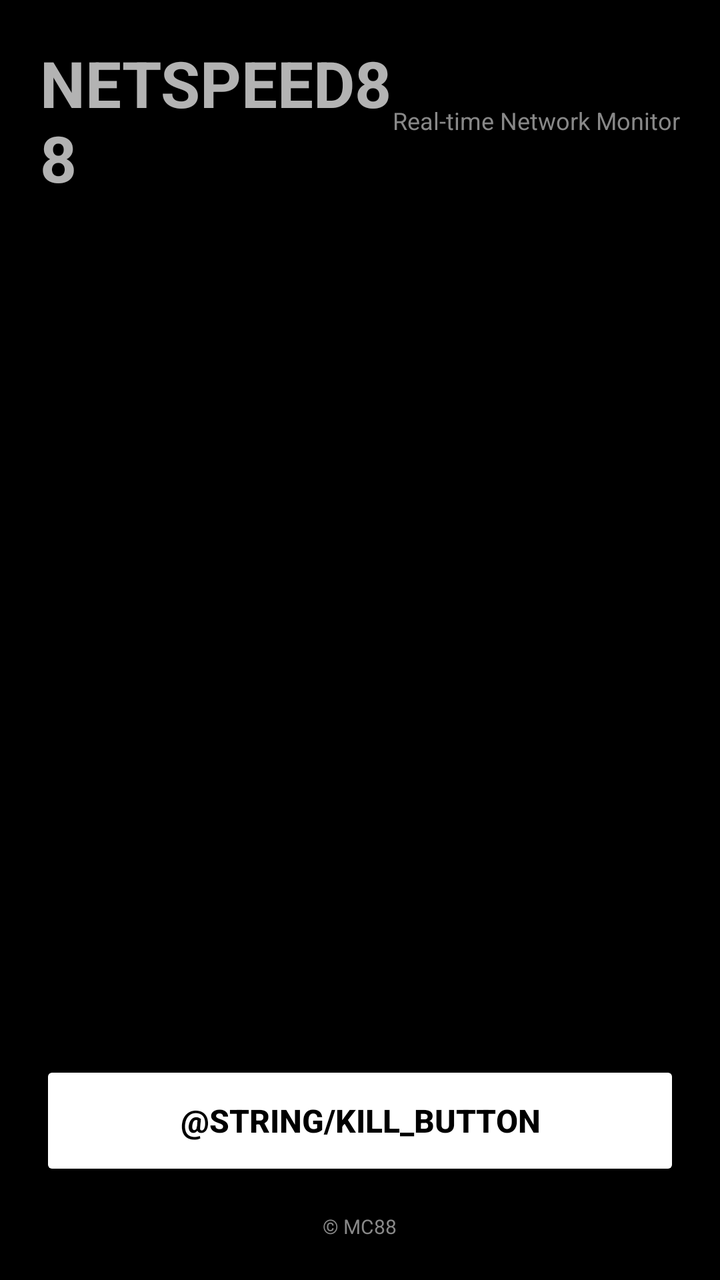
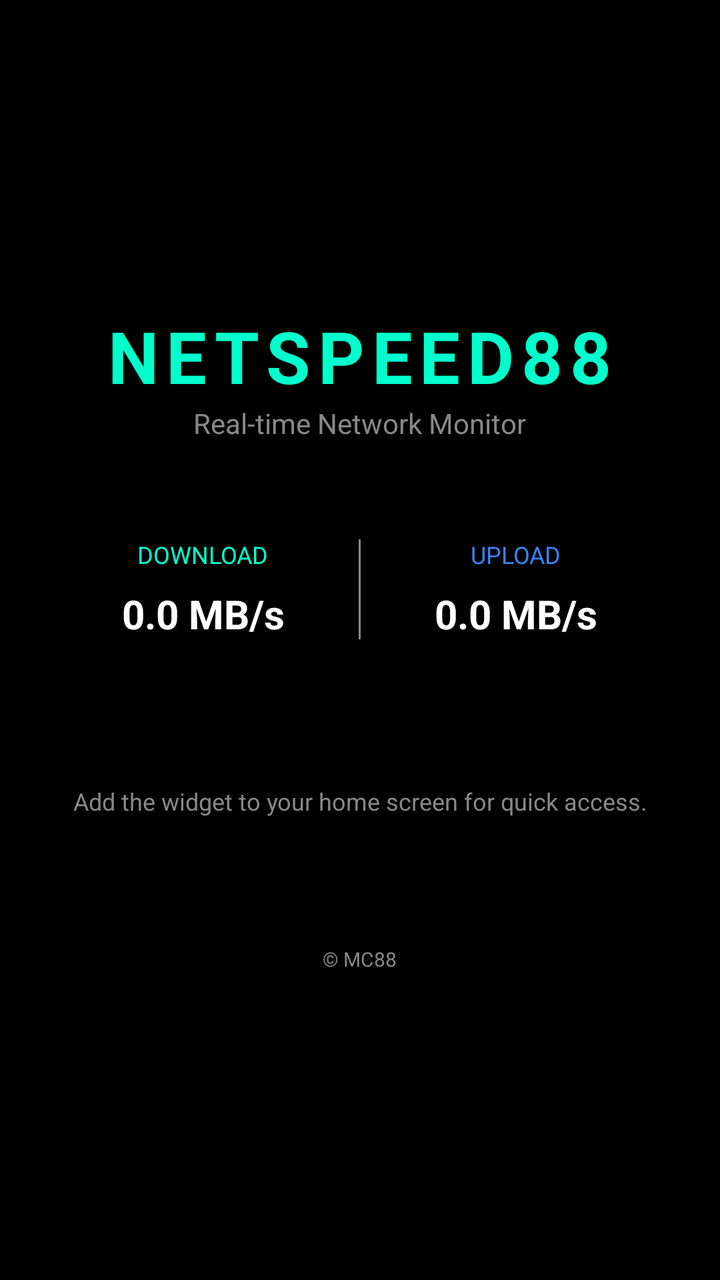

Screens rendered from an Android XML layout before and after an edit, with the pre-edit source and the edit as a unified diff.
<!-- AndroidManifest.xml: application theme Theme.NetSpeed88 -->
<!-- res/layout/activity_main.xml -->
<?xml version="1.0" encoding="utf-8"?>
<LinearLayout xmlns:android="http://schemas.android.com/apk/res/android"
    xmlns:app="http://schemas.android.com/apk/res-auto"
    android:layout_width="match_parent"
    android:layout_height="match_parent"
    android:orientation="vertical"
    android:background="@color/bg_main"
    android:padding="20dp">

    <LinearLayout
        android:layout_width="match_parent"
        android:layout_height="wrap_content"
        android:orientation="horizontal"
        android:gravity="center_vertical"
        android:layout_marginBottom="24dp">

        <TextView
            android:layout_width="0dp"
            android:layout_height="wrap_content"
            android:layout_weight="1"
            android:text="@string/title"
            android:textColor="@color/accent"
            android:textSize="32sp"
            android:textStyle="bold" />

        <TextView
            android:layout_width="wrap_content"
            android:layout_height="wrap_content"
            android:text="@string/subtitle"
            android:textColor="@color/text_secondary"
            android:textSize="12sp" />
    </LinearLayout>

    <androidx.recyclerview.widget.RecyclerView
        android:id="@+id/recyclerView"
        android:layout_width="match_parent"
        android:layout_height="0dp"
        android:layout_weight="1"
        android:clipToPadding="false"
        android:paddingBottom="16dp" />

    <Button
        android:id="@+id/btnKill"
        android:layout_width="match_parent"
        android:layout_height="60dp"
        android:text="@string/kill_button"
        android:textColor="@color/bg_main"
        android:textStyle="bold"
        android:textSize="16sp"
        app:backgroundTint="@color/accent"
        android:layout_marginTop="8dp" />

    <TextView
        android:layout_width="wrap_content"
        android:layout_height="wrap_content"
        android:text="@string/copyright"
        android:textColor="@color/text_secondary"
        android:textSize="10sp"
        android:layout_gravity="center_horizontal"
        android:layout_marginTop="16dp" />

</LinearLayout>
<!-- resources referenced by this layout -->
<resources>
  <color name="bg_main">#000000</color>
  <color name="text_secondary">#888888</color>
  <string name="copyright">© MC88</string>
  <string name="subtitle">Real-time Network Monitor</string>
  <string name="title">NETSPEED88</string>
  <style name="Theme.NetSpeed88" parent="Theme.AppCompat.NoActionBar">
          <item name="android:windowBackground">@color/bg_main</item>
          <item name="android:statusBarColor">@color/bg_main</item>
          <item name="android:navigationBarColor">@color/bg_main</item>
          <item name="android:textColorPrimary">@color/text_primary</item>
          <item name="android:textColorSecondary">@color/text_secondary</item>
          <item name="android:forceDarkAllowed">false</item>
      </style>
  <color name="text_primary">#FFFFFF</color>
</resources>

<!-- the commit's change to res/layout/activity_main.xml (unified diff, before → after) -->
@@ -1,54 +1,100 @@
 <?xml version="1.0" encoding="utf-8"?>
 <LinearLayout xmlns:android="http://schemas.android.com/apk/res/android"
-    xmlns:app="http://schemas.android.com/apk/res-auto"
     android:layout_width="match_parent"
     android:layout_height="match_parent"
     android:orientation="vertical"
     android:background="@color/bg_main"
-    android:padding="20dp">
+    android:gravity="center"
+    android:padding="24dp">
+
+    <TextView
+        android:layout_width="wrap_content"
+        android:layout_height="wrap_content"
+        android:text="@string/title"
+        android:textColor="@color/accent_green"
+        android:textSize="36sp"
+        android:textStyle="bold"
+        android:letterSpacing="0.1" />
+
+    <TextView
+        android:layout_width="wrap_content"
+        android:layout_height="wrap_content"
+        android:text="@string/subtitle"
+        android:textColor="@color/text_secondary"
+        android:textSize="14sp"
+        android:layout_marginBottom="48dp" />
 
     <LinearLayout
         android:layout_width="match_parent"
         android:layout_height="wrap_content"
         android:orientation="horizontal"
-        android:gravity="center_vertical"
+        android:gravity="center"
         android:layout_marginBottom="24dp">
 
-        <TextView
+        <LinearLayout
             android:layout_width="0dp"
             android:layout_height="wrap_content"
             android:layout_weight="1"
-            android:text="@string/title"
-            android:textColor="@color/accent"
-            android:textSize="32sp"
-            android:textStyle="bold" />
+            android:orientation="vertical"
+            android:gravity="center">
 
-        <TextView
-            android:layout_width="wrap_content"
+            <TextView
+                android:layout_width="wrap_content"
+                android:layout_height="wrap_content"
+                android:text="@string/download_label"
+                android:textColor="@color/accent_green"
+                android:textSize="12sp" />
+
+            <TextView
+                android:id="@+id/tvDownload"
+                android:layout_width="wrap_content"
+                android:layout_height="wrap_content"
+                android:text="0.0 MB/s"
+                android:textColor="@color/text_primary"
+                android:textSize="20sp"
+                android:textStyle="bold"
+                android:layout_marginTop="8dp" />
+        </LinearLayout>
+
+        <View
+            android:layout_width="1dp"
+            android:layout_height="50dp"
+            android:background="@color/text_secondary" />
+
+        <LinearLayout
+            android:layout_width="0dp"
             android:layout_height="wrap_content"
-            android:text="@string/subtitle"
-            android:textColor="@color/text_secondary"
-            android:textSize="12sp" />
+            android:layout_weight="1"
+            android:orientation="vertical"
+            android:gravity="center">
+
+            <TextView
+                android:layout_width="wrap_content"
+                android:layout_height="wrap_content"
+                android:text="@string/upload_label"
+                android:textColor="@color/accent_blue"
+                android:textSize="12sp" />
+
+            <TextView
+                android:id="@+id/tvUpload"
+                android:layout_width="wrap_content"
+                android:layout_height="wrap_content"
+                android:text="0.0 MB/s"
+                android:textColor="@color/text_primary"
+                android:textSize="20sp"
+                android:textStyle="bold"
+                android:layout_marginTop="8dp" />
+        </LinearLayout>
     </LinearLayout>
 
-    <androidx.recyclerview.widget.RecyclerView
-        android:id="@+id/recyclerView"
-        android:layout_width="match_parent"
-        android:layout_height="0dp"
-        android:layout_weight="1"
-        android:clipToPadding="false"
-        android:paddingBottom="16dp" />
-
-    <Button
-        android:id="@+id/btnKill"
-        android:layout_width="match_parent"
-        android:layout_height="60dp"
-        android:text="@string/kill_button"
-        android:textColor="@color/bg_main"
-        android:textStyle="bold"
-        android:textSize="16sp"
-        app:backgroundTint="@color/accent"
-        android:layout_marginTop="8dp" />
+    <TextView
+        android:layout_width="wrap_content"
+        android:layout_height="wrap_content"
+        android:text="Add the widget to your home screen for quick access."
+        android:textColor="@color/text_secondary"
+        android:textSize="12sp"
+        android:gravity="center"
+        android:layout_marginTop="48dp" />
 
     <TextView
         android:layout_width="wrap_content"
@@ -56,7 +102,5 @@
         android:text="@string/copyright"
         android:textColor="@color/text_secondary"
         android:textSize="10sp"
-        android:layout_gravity="center_horizontal"
-        android:layout_marginTop="16dp" />
-
+        android:layout_marginTop="64dp" />
 </LinearLayout>
<!-- resource entries referenced after the edit -->
@@ -1,10 +1,14 @@
 <!-- resources referenced by this layout -->
 <resources>
+  <color name="accent_blue">#3B82F6</color>
+  <color name="accent_green">#00FFCC</color>
   <color name="bg_main">#000000</color>
   <color name="text_secondary">#888888</color>
   <string name="copyright">© MC88</string>
+  <string name="download_label">DOWNLOAD</string>
   <string name="subtitle">Real-time Network Monitor</string>
   <string name="title">NETSPEED88</string>
+  <string name="upload_label">UPLOAD</string>
   <style name="Theme.NetSpeed88" parent="Theme.AppCompat.NoActionBar">
           <item name="android:windowBackground">@color/bg_main</item>
           <item name="android:statusBarColor">@color/bg_main</item>
